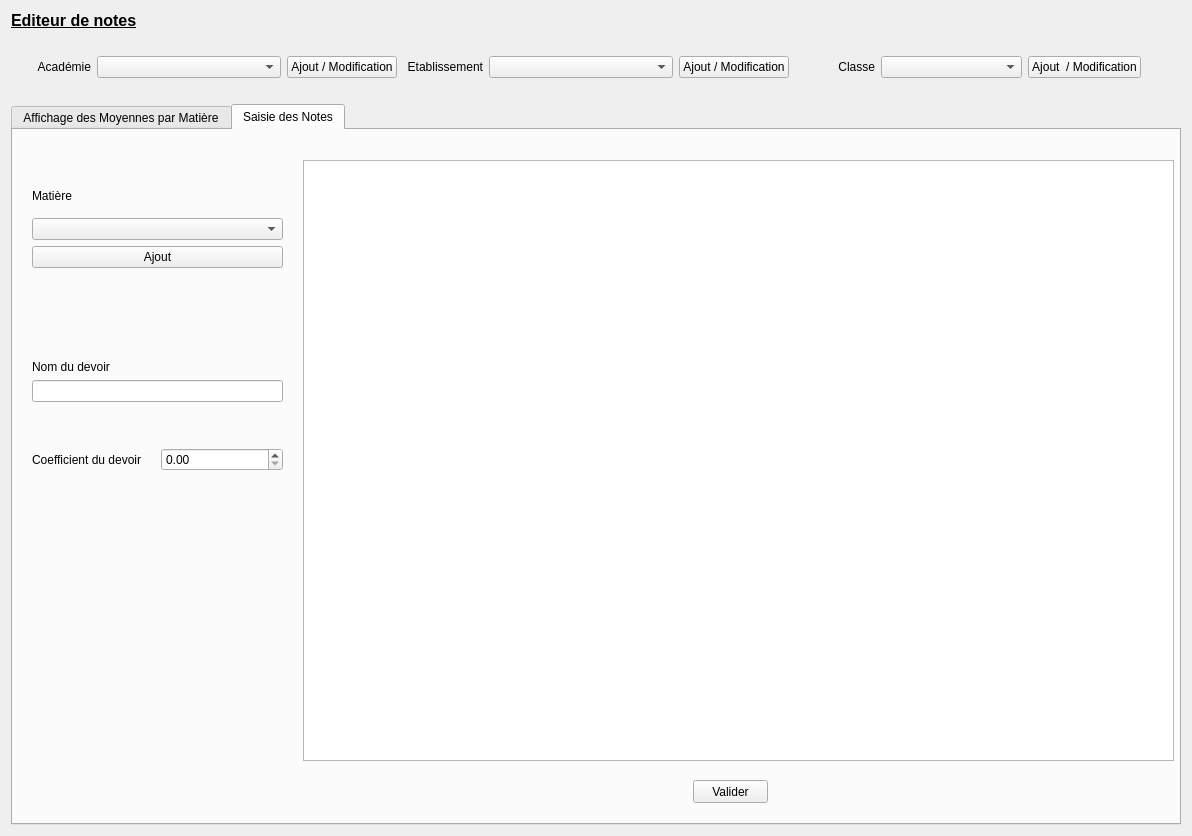
Old version of the form pp_Design_v1.ui in the repository bc2h/Personal_project_1.
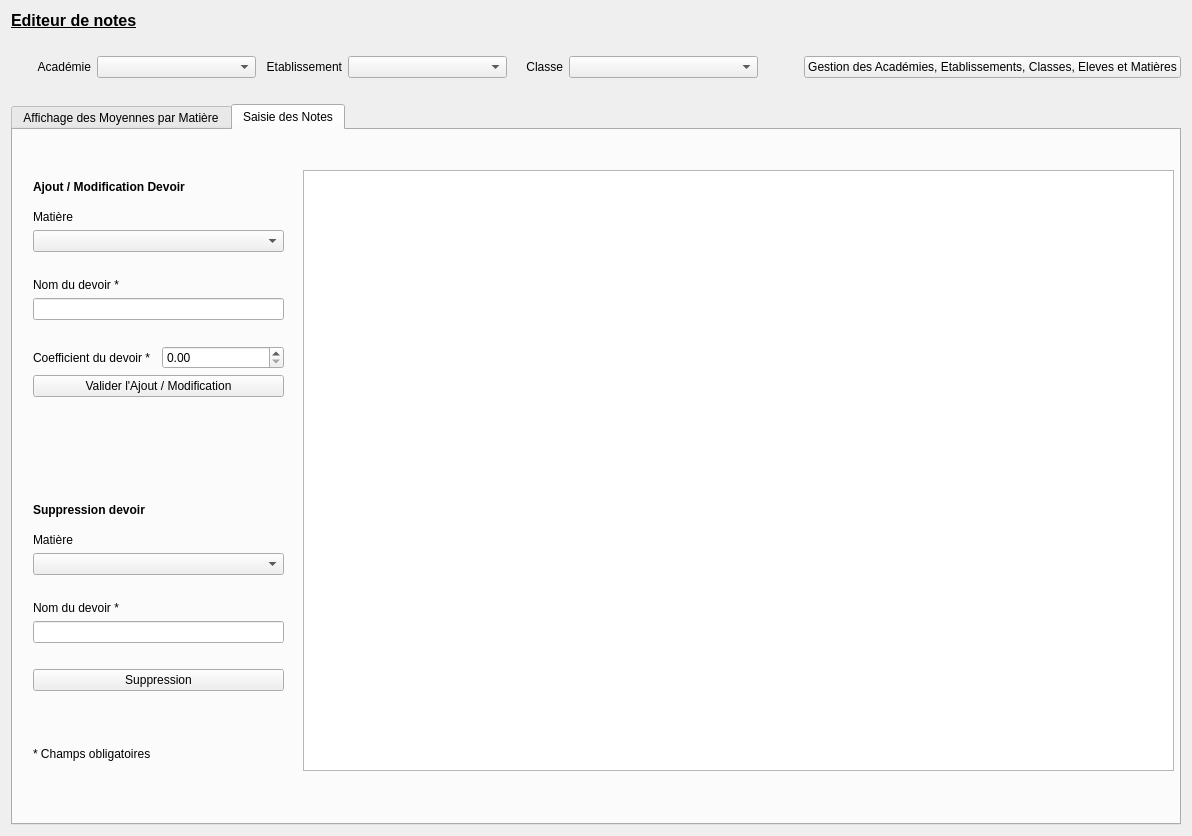
New version of the form.

Commit message: maj matiere ok maj eleve en cours save json à vérifier

```diff
--- a/pp_Design_v1.ui
+++ b/pp_Design_v1.ui
@@ -75,19 +75,6 @@
          </property>
         </widget>
        </item>
-       <item>
-        <widget class="QPushButton" name="pbAcademieAjout">
-         <property name="minimumSize">
-          <size>
-           <width>102</width>
-           <height>0</height>
-          </size>
-         </property>
-         <property name="text">
-          <string>Ajout / Modification</string>
-         </property>
-        </widget>
-       </item>
       </layout>
      </item>
      <item>
@@ -118,19 +105,6 @@
          </property>
         </widget>
        </item>
-       <item>
-        <widget class="QPushButton" name="pushButton_2">
-         <property name="minimumSize">
-          <size>
-           <width>102</width>
-           <height>0</height>
-          </size>
-         </property>
-         <property name="text">
-          <string>Ajout / Modification</string>
-         </property>
-        </widget>
-       </item>
       </layout>
      </item>
      <item>
@@ -139,7 +113,7 @@
         <widget class="QLabel" name="label">
          <property name="minimumSize">
           <size>
-           <width>80</width>
+           <width>50</width>
            <height>0</height>
           </size>
          </property>
@@ -161,18 +135,7 @@
          </property>
         </widget>
        </item>
-       <item>
-        <widget class="QPushButton" name="pb">
-         <property name="minimumSize">
-          <size>
-           <width>102</width>
-           <height>0</height>
-          </size>
-         </property>
-         <property name="text">
-          <string>Ajout  / Modification</string>
-         </property>
-        </widget>
+      </layout>
        </item>
        <item>
         <spacer name="horizontalSpacer">
@@ -190,17 +153,22 @@
          </property>
         </spacer>
        </item>
-      </layout>
+     <item>
+      <widget class="QPushButton" name="pbGestionDb">
+       <property name="text">
+        <string>Gestion des Académies, Etablissements, Classes, Eleves et Matières</string>
+       </property>
+      </widget>
      </item>
     </layout>
    </item>
    <item>
-    <spacer name="verticalSpacer_4">
+    <spacer name="verticalSpacer_7">
      <property name="orientation">
       <enum>Qt::Vertical</enum>
      </property>
      <property name="sizeType">
-      <enum>QSizePolicy::Fixed</enum>
+      <enum>QSizePolicy::Minimum</enum>
      </property>
      <property name="sizeHint" stdset="0">
       <size>
@@ -325,37 +293,55 @@
        <property name="geometry">
         <rect>
          <x>290</x>
-         <y>30</y>
+         <y>40</y>
          <width>871</width>
          <height>601</height>
         </rect>
        </property>
       </widget>
-      <widget class="QPushButton" name="pbNoteAjout">
+      <widget class="QWidget" name="verticalLayoutWidget_5">
        <property name="geometry">
         <rect>
-         <x>680</x>
-         <y>650</y>
-         <width>75</width>
-         <height>23</height>
-        </rect>
-       </property>
-       <property name="text">
-        <string>Valider</string>
-       </property>
-      </widget>
-      <widget class="QWidget" name="verticalLayoutWidget_3">
-       <property name="geometry">
-        <rect>
-         <x>19</x>
+         <x>20</x>
          <y>50</y>
          <width>251</width>
-         <height>291</height>
+         <height>581</height>
         </rect>
        </property>
+       <layout class="QVBoxLayout" name="verticalLayout_10">
+        <item>
        <layout class="QVBoxLayout" name="verticalLayout_3">
         <item>
          <layout class="QVBoxLayout" name="verticalLayout_2">
+            <item>
+             <widget class="QLabel" name="label_9">
+              <property name="font">
+               <font>
+                <weight>75</weight>
+                <bold>true</bold>
+               </font>
+              </property>
+              <property name="text">
+               <string>Ajout / Modification Devoir</string>
+              </property>
+             </widget>
+            </item>
+            <item>
+             <spacer name="verticalSpacer_4">
+              <property name="orientation">
+               <enum>Qt::Vertical</enum>
+              </property>
+              <property name="sizeType">
+               <enum>QSizePolicy::Fixed</enum>
+              </property>
+              <property name="sizeHint" stdset="0">
+               <size>
+                <width>20</width>
+                <height>10</height>
+               </size>
+              </property>
+             </spacer>
+            </item>
           <item>
            <widget class="QLabel" name="label_7">
             <property name="text">
@@ -366,13 +352,6 @@
           <item>
            <widget class="QComboBox" name="cbMatiereSelect"/>
           </item>
-          <item>
-           <widget class="QPushButton" name="pbMatiereAjout">
-            <property name="text">
-             <string>Ajout</string>
-            </property>
-           </widget>
-          </item>
          </layout>
         </item>
         <item>
@@ -386,7 +365,7 @@
           <property name="sizeHint" stdset="0">
            <size>
             <width>20</width>
-            <height>40</height>
+              <height>20</height>
            </size>
           </property>
          </spacer>
@@ -402,7 +381,7 @@
              </sizepolicy>
             </property>
             <property name="text">
-             <string>Nom du devoir</string>
+               <string>Nom du devoir *</string>
             </property>
             <property name="alignment">
              <set>Qt::AlignBottom|Qt::AlignLeading|Qt::AlignLeft</set>
@@ -425,7 +404,7 @@
           <property name="sizeHint" stdset="0">
            <size>
             <width>20</width>
-            <height>40</height>
+              <height>20</height>
            </size>
           </property>
          </spacer>
@@ -435,7 +414,7 @@
           <item>
            <widget class="QLabel" name="label_6">
             <property name="text">
-             <string>Coefficient du devoir</string>
+               <string>Coefficient du devoir *</string>
             </property>
            </widget>
           </item>
@@ -443,6 +422,157 @@
            <widget class="QDoubleSpinBox" name="dsbCoeffDevoir"/>
           </item>
          </layout>
+          </item>
+          <item>
+           <widget class="QPushButton" name="pbNoteAjout">
+            <property name="text">
+             <string>Valider l'Ajout / Modification</string>
+            </property>
+           </widget>
+          </item>
+          <item>
+           <spacer name="verticalSpacer_11">
+            <property name="orientation">
+             <enum>Qt::Vertical</enum>
+            </property>
+            <property name="sizeHint" stdset="0">
+             <size>
+              <width>20</width>
+              <height>100</height>
+             </size>
+            </property>
+           </spacer>
+          </item>
+          <item>
+           <layout class="QVBoxLayout" name="verticalLayout_7">
+            <item>
+             <layout class="QVBoxLayout" name="verticalLayout_8">
+              <item>
+               <widget class="QLabel" name="label_10">
+                <property name="font">
+                 <font>
+                  <weight>75</weight>
+                  <bold>true</bold>
+                 </font>
+                </property>
+                <property name="text">
+                 <string>Suppression devoir</string>
+                </property>
+               </widget>
+              </item>
+              <item>
+               <spacer name="verticalSpacer_8">
+                <property name="orientation">
+                 <enum>Qt::Vertical</enum>
+                </property>
+                <property name="sizeType">
+                 <enum>QSizePolicy::Fixed</enum>
+                </property>
+                <property name="sizeHint" stdset="0">
+                 <size>
+                  <width>20</width>
+                  <height>10</height>
+                 </size>
+                </property>
+               </spacer>
+              </item>
+              <item>
+               <widget class="QLabel" name="label_11">
+                <property name="text">
+                 <string>Matière</string>
+                </property>
+               </widget>
+              </item>
+              <item>
+               <widget class="QComboBox" name="cbMatiereSelectSuppr"/>
+              </item>
+             </layout>
+            </item>
+            <item>
+             <spacer name="verticalSpacer_9">
+              <property name="orientation">
+               <enum>Qt::Vertical</enum>
+              </property>
+              <property name="sizeType">
+               <enum>QSizePolicy::Preferred</enum>
+              </property>
+              <property name="sizeHint" stdset="0">
+               <size>
+                <width>20</width>
+                <height>20</height>
+               </size>
+              </property>
+             </spacer>
+            </item>
+            <item>
+             <layout class="QVBoxLayout" name="verticalLayout_9">
+              <item>
+               <widget class="QLabel" name="label_12">
+                <property name="sizePolicy">
+                 <sizepolicy hsizetype="Preferred" vsizetype="Minimum">
+                  <horstretch>0</horstretch>
+                  <verstretch>0</verstretch>
+                 </sizepolicy>
+                </property>
+                <property name="text">
+                 <string>Nom du devoir *</string>
+                </property>
+                <property name="alignment">
+                 <set>Qt::AlignBottom|Qt::AlignLeading|Qt::AlignLeft</set>
+                </property>
+               </widget>
+              </item>
+              <item>
+               <widget class="QLineEdit" name="leDevoirSuppr"/>
+              </item>
+             </layout>
+            </item>
+            <item>
+             <spacer name="verticalSpacer_10">
+              <property name="orientation">
+               <enum>Qt::Vertical</enum>
+              </property>
+              <property name="sizeType">
+               <enum>QSizePolicy::Preferred</enum>
+              </property>
+              <property name="sizeHint" stdset="0">
+               <size>
+                <width>20</width>
+                <height>20</height>
+               </size>
+              </property>
+             </spacer>
+            </item>
+            <item>
+             <widget class="QPushButton" name="pbMatiereSuppr">
+              <property name="text">
+               <string>Suppression</string>
+              </property>
+             </widget>
+            </item>
+           </layout>
+          </item>
+          <item>
+           <spacer name="verticalSpacer_12">
+            <property name="orientation">
+             <enum>Qt::Vertical</enum>
+            </property>
+            <property name="sizeHint" stdset="0">
+             <size>
+              <width>20</width>
+              <height>40</height>
+             </size>
+            </property>
+           </spacer>
+          </item>
+         </layout>
+        </item>
+        <item>
+         <widget class="QLabel" name="label_98">
+          <property name="text">
+           <string>* Champs obligatoires</string>
+          </property>
+         </widget>
         </item>
        </layout>
       </widget>
```
Left out of the diff: 6 changed lines with no effect on the pictures. Lines whose indentation alone changed are shown as unchanged. The commit also changes 1 other file.
